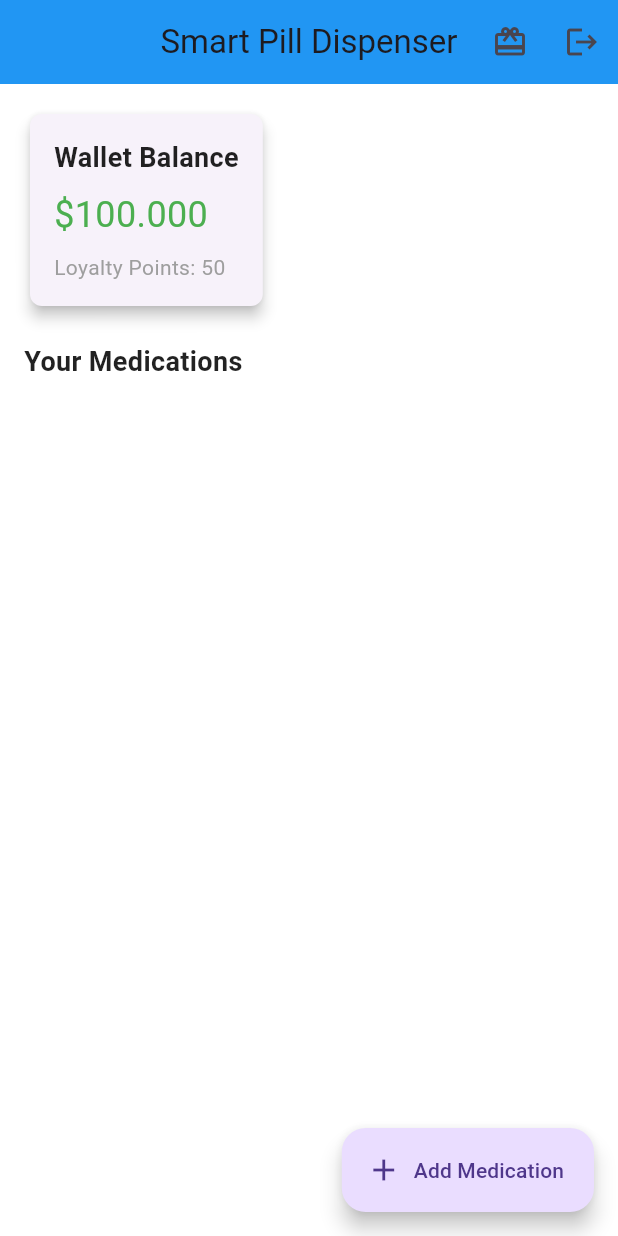
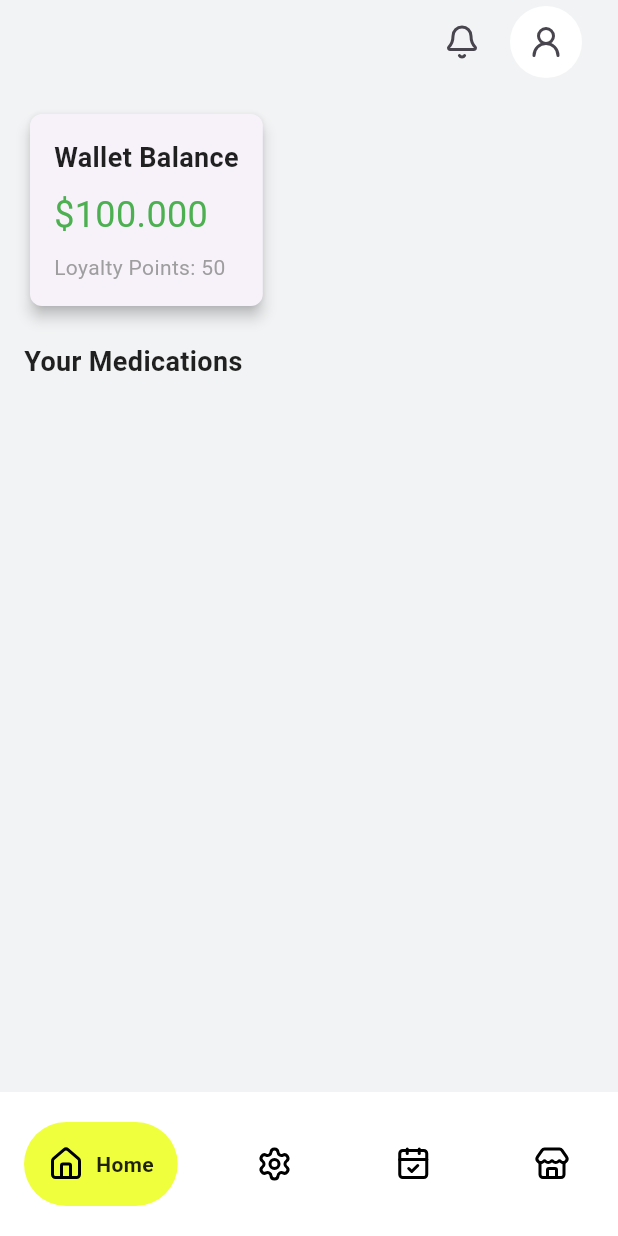
Before and after one commit to 1337-Defender/pill-dispenser-frontend, a Flutter app: the HomeScreen screen opened by its route, on a phone screen of 412 x 824 dp. Run offline on Flutter 3.47's test engine with Material 3 defaults, Android fonts, the phone set to English and light mode, and no system bars; drawn by our look-alikes of google_nav_bar; our stand-ins replace flutter_dotenv, go_router, google_fonts, lucide_icons_flutter, popover, supabase_flutter; accounts and stored records are empty.

Commit message:
Added a bottom navigation bar

```diff
--- a/pill_dispenser/lib/screens/home_screen.dart
+++ b/pill_dispenser/lib/screens/home_screen.dart
@@ -1,128 +1,117 @@
 import 'package:flutter/material.dart';
+import 'package:google_fonts/google_fonts.dart';
+import 'package:google_nav_bar/google_nav_bar.dart';
+import 'package:lucide_icons_flutter/lucide_icons.dart';
+import 'package:pill_dispenser/screens/auth/auth_settings_popover.dart';
+import 'package:pill_dispenser/screens/dashboard.dart';
+import 'package:popover/popover.dart';
 import 'package:provider/provider.dart';
 import 'package:go_router/go_router.dart';
 import '../../providers/auth_provider.dart';
 import '../../providers/medication_provider.dart';
 import '../../providers/wallet_provider.dart';
 
-class HomeScreen extends StatelessWidget {
+class HomeScreen extends StatefulWidget {
   const HomeScreen({super.key});
 
   @override
+  State<HomeScreen> createState() => _HomeScreenState();
+}
+
+class _HomeScreenState extends State<HomeScreen> {
+  int _selectedIndex = 0;
+
+  void _navigateBottombar(int index) {
+    setState(() {
+      _selectedIndex = index;
+    });
+  }
+
+  final List<Widget> _pages = [
+    Dashboard(),
+    Scaffold(body: Text('Vinit')),
+    Scaffold(body: Text('Veron')),
+    Scaffold(body: Text('Shashank')),
+  ];
+
+  @override
   Widget build(BuildContext context) {
-    final medicationProvider = Provider.of<MedicationProvider>(context);
-    final walletProvider = Provider.of<WalletProvider>(context);
-    final authProvider = Provider.of<AuthProvider>(context, listen: false);
-
     return Scaffold(
+      backgroundColor: Color.fromARGB(255, 242, 243, 244),
+      bottomNavigationBar: Container(
+        color: Colors.white,
+        child: Padding(
+          padding: const EdgeInsets.symmetric(horizontal: 16, vertical: 20),
+          child: GNav(
+            onTabChange: (index) => _navigateBottombar(index),
+            gap: 8,
+            padding: const EdgeInsets.all(16),
+            tabMargin: EdgeInsets.symmetric(horizontal: 0),
+            tabBackgroundColor: Color.fromARGB(255, 239, 255, 61),
+            tabs: [
+              GButton(icon: LucideIcons.house, text: 'Home'),
+              GButton(icon: LucideIcons.settings, text: 'Configuration'),
+              GButton(icon: LucideIcons.calendarCheck, text: 'Schedule'),
+              GButton(icon: LucideIcons.store, text: 'Pharmacy'),
+              // GButton(icon: LucideIcons.wallet, text: 'Wallet')
+            ],
+          ),
+        ),
+      ),
       appBar: AppBar(
-        title: const Text('Smart Pill Dispenser'),
+        // title: const Text('Smart Pill Dispenser'),
+        elevation: 0,
+        backgroundColor: Color.fromARGB(0, 0, 0, 0),
         centerTitle: true,
         actions: [
-          IconButton(
+          Padding(
+            padding: const EdgeInsets.only(right: 24),
+            child: Row(
+              mainAxisSize: MainAxisSize.min,
+              children: [
+                // Notifications Icon
+                Material(
+                  color: Color(0x00000000),
+                  borderRadius: BorderRadius.circular(64),
+                  child: IconButton(
                     onPressed: () => context.push('/loyalty_points'),
-            icon: const Icon(Icons.card_giftcard),
+                    icon: const Icon(LucideIcons.bell, size: 24),
+                    tooltip: 'Loyalty Points',
                   ),
-          IconButton(
-            tooltip: 'Log out',
-            icon: const Icon(Icons.logout),
-            onPressed: () async {
-              await authProvider.signOut();
-              if (context.mounted) {
-                context.go('/login');
+                ),
+                const SizedBox(width: 8), // Space between icons
+                // Account Icon
+                Builder(
+                  builder: (context) {
+                    return Material(
+                      color: Colors.white,
+                      borderRadius: BorderRadius.circular(64),
+                      child: IconButton(
+                        tooltip: 'Account',
+                        icon: const Icon(LucideIcons.userRound, size: 24),
+                        onPressed:
+                            () => showPopover(
+                              width: 100,
+                              height: 100,
+                              backgroundColor: Colors.white,
+                              context: context,
+                              bodyBuilder: (context) => AuthSettingsPopover(),
+                            ),
+                      ),
+                    );
                   }
-            },
-          ),
-        ],
-      ),
-      body: Padding(
-        padding: const EdgeInsets.all(16.0),
-        child: Column(
-          crossAxisAlignment: CrossAxisAlignment.start,
-          children: [
-            // Wallet Info Card
-            GestureDetector(
-              onTap: () => context.push('/wallet'),
-              child: Card(
-                elevation: 4,
-                shape: RoundedRectangleBorder(borderRadius: BorderRadius.circular(8)),
-                child: Padding(
-                  padding: const EdgeInsets.all(16.0),
-                  child: Column(
-                    crossAxisAlignment: CrossAxisAlignment.start,
-                    children: [
-                      const Text(
-                        'Wallet Balance',
-                        style: TextStyle(fontSize: 18, fontWeight: FontWeight.bold),
-                      ),
-                      const SizedBox(height: 8),
-                      Text(
-                        '\$${walletProvider.balance.toStringAsFixed(3)}',
-                        style: const TextStyle(fontSize: 24, color: Colors.green),
-                      ),
-                      const SizedBox(height: 8),
-                      const Text(
-                        'Loyalty Points: 50',
-                        style: TextStyle(color: Colors.grey),
                 ),
               ],
             ),
           ),
-              ),
-            ),
-
-            const SizedBox(height: 20),
-
-            // Medications List
-            Row(
-              mainAxisAlignment: MainAxisAlignment.spaceBetween,
-              children: [
-                const Text(
-                  'Your Medications',
-                  style: TextStyle(
-                    fontSize: 18,
-                    fontWeight: FontWeight.bold,
-                  ),
-                ),
-                if (medicationProvider.medications.isNotEmpty)
-                  ElevatedButton.icon(
-                    onPressed: () {},
-                    icon: const Icon(Icons.edit),
-                    label: const Text('Edit'),
-                  ),
         ],
       ),
-            const SizedBox(height: 8),
-            Expanded(
-              child: ListView.builder(
-                itemCount: medicationProvider.medications.length,
-                itemBuilder: (context, index) {
-                  final medication = medicationProvider.medications[index];
-                  return Card(
-                    margin: const EdgeInsets.symmetric(vertical: 4),
-                    child: ListTile(
-                      leading: const Icon(Icons.local_pharmacy),
-                      title: Text(medication.name),
-                      subtitle: Text('Quantity: ${medication.quantity} | Schedule: ${medication.schedule}'),
-                      trailing: IconButton(
-                        icon: const Icon(Icons.delete),
-                        onPressed: () {
-                          medicationProvider.removeMedication(medication.id);
-                        },
-                      ),
-                    ),
-                  );
-                },
-              ),
-            ),
-          ],
-        ),
-      ),
-      floatingActionButton: FloatingActionButton.extended(
-        onPressed: () => context.push('/add_medication'),
-        label: const Text("Add Medication"),
-        icon: const Icon(Icons.add),
-      ),
+      body: _pages[_selectedIndex],
+      // floatingActionButton: FloatingActionButton.extended(
+      //   onPressed: () => context.push('/add_medication'),
+      //   label: const Text("Add Medication"),
+      //   icon: const Icon(Icons.add),
+      // ),
     );
   }
 }
```
Lines whose indentation alone changed are shown as unchanged.
